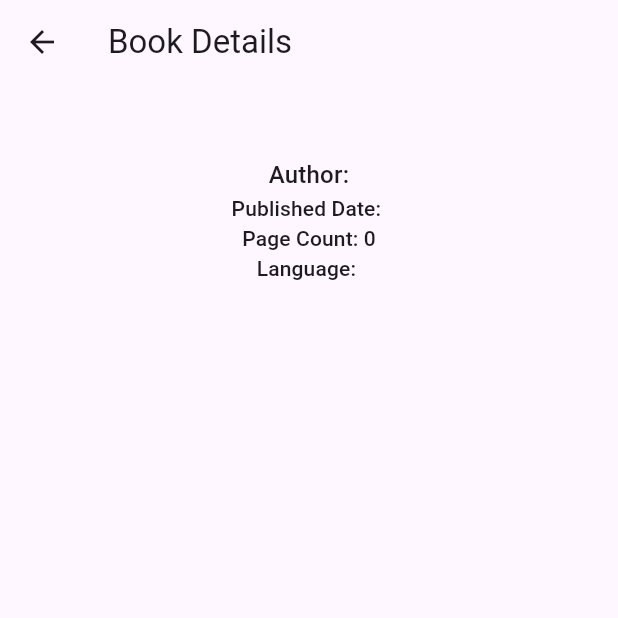
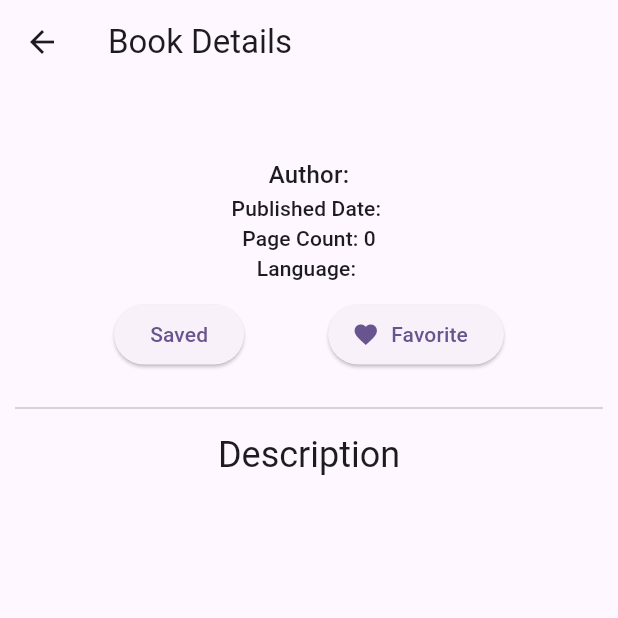
Before and after one commit to chidambararajab/reader_tracker, a Flutter app: the BookDetailsScreen screen opened directly with empty values, on a phone screen of 412 x 824 dp, the top half of it. Run offline on Flutter 3.47's test engine with Material 3 defaults, Android fonts, the phone set to English and light mode, and no system bars.

Commit message:
book details

```diff
--- a/lib/pages/book_details_screen.dart
+++ b/lib/pages/book_details_screen.dart
@@ -57,9 +57,45 @@ class _BookDetailsScreenState extends State<BookDetailsScreen> {
                   ),
                 ],
               ),
+              Padding(
+                padding: const EdgeInsets.all(10.0),
+                child: Row(
+                  mainAxisAlignment: MainAxisAlignment.spaceEvenly,
+                  crossAxisAlignment: CrossAxisAlignment.center,
+                  children: [
+                    ElevatedButton(
+                      onPressed: () {},
+                      child: const Text('Saved'),
+                    ),
+                    ElevatedButton.icon(
+                      onPressed: () {},
+                      icon: const Icon(Icons.favorite),
+                      label: const Text('Favorite'),
+                    ),
+                  ],
+                ),
+              ),
+              const Divider(
+                height: 30,
+              ),
+              Text(
+                "Description",
+                style: textTheme.headlineSmall,
+              ),
               if (book.description.isNotEmpty)
-                Padding(
+                Container(
                   padding: const EdgeInsets.all(8.0),
+                  margin: const EdgeInsets.all(8.0),
+                  decoration: BoxDecoration(
+                    border: Border.all(
+                      color: Theme.of(context).colorScheme.secondary,
+                    ),
+                    color: Theme.of(context)
+                        .colorScheme
+                        .secondary
+                        .withOpacity(0.1),
+                    borderRadius: BorderRadius.circular(10),
+                  ),
                   child: Text(
                     book.description,
                     style: textTheme.bodyLarge,
```
